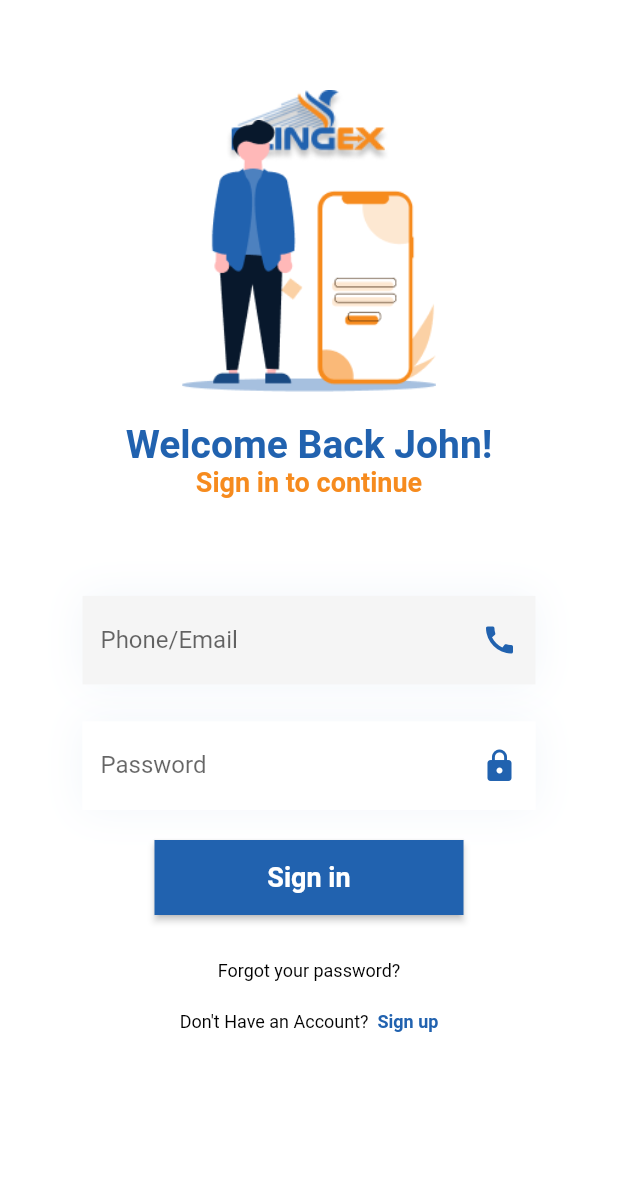
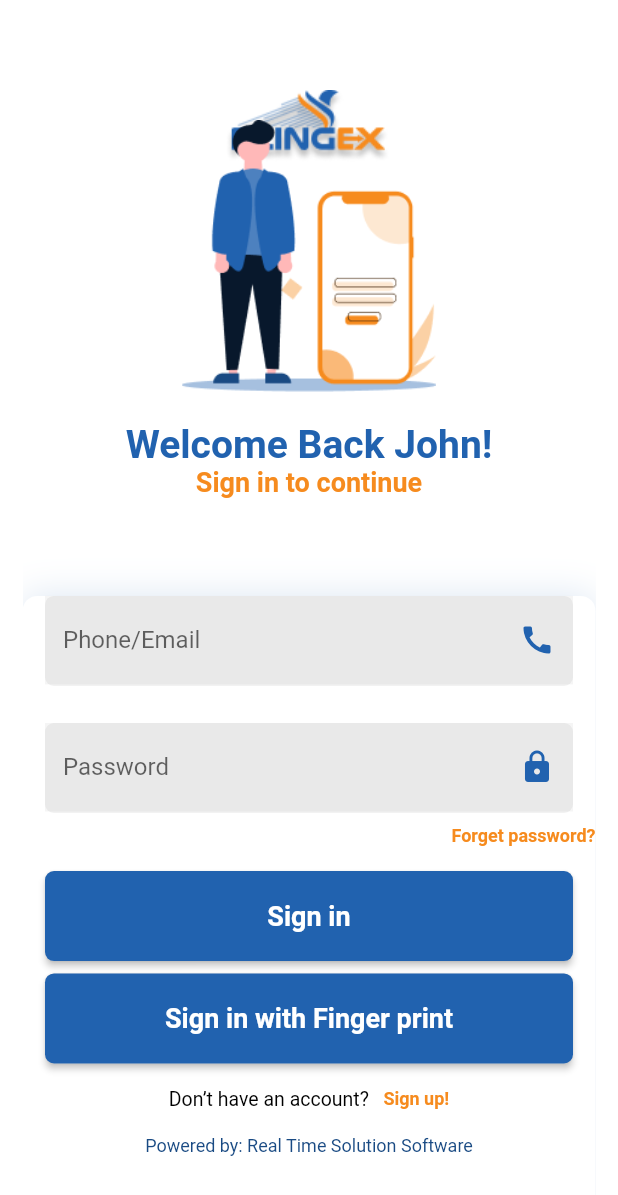
Before and after one commit to mehedimithu/Flingex_App, a Flutter app: the screen it shows after launch, on a phone screen of 412 x 824 dp. Shown: the top 1195 px of the screen. Run offline on Flutter 3.47's test engine with Material 2 defaults, Android fonts, the phone set to English and light mode, and no system bars.

Commit message:
login page added

```diff
--- a/lib/screens/login/login_page.dart
+++ b/lib/screens/login/login_page.dart
@@ -1,3 +1,5 @@
+import 'dart:ui';
+
 import 'package:flutter/material.dart';
 
 class LoginPage extends StatefulWidget {
@@ -70,19 +72,28 @@ class _LoginPageState extends State<LoginPage> {
                   ),
                   SizedBox(height: 5),
                   Container(
+                    width: 384,
+                    height: 420,
                     decoration: BoxDecoration(
-                      borderRadius: BorderRadius.circular(0),
+                      borderRadius: BorderRadius.circular(10),
                       boxShadow: [
                         BoxShadow(
-                          color: Color(0x0f2062af),
-                          blurRadius: 23,
+                          color: Color(0x262062af),
+                          blurRadius: 20,
                           offset: Offset(0, 0),
                         ),
                       ],
                       color: Colors.white,
                     ),
-                    alignment: Alignment.center,
-                    margin: EdgeInsets.symmetric(horizontal: 40),
+                    child: Column(
+                      children: [
+                        Container(
+                          width: 352,
+                          height: 60,
+                          decoration: BoxDecoration(
+                            borderRadius: BorderRadius.circular(6),
+                            color: Color(0xfff2f2f2),
+                          ),
                           child: TextFormField(
                             controller: _emailController,
                             decoration: InputDecoration(
@@ -108,19 +119,12 @@ class _LoginPageState extends State<LoginPage> {
                         ),
                         SizedBox(height: size.height * 0.03),
                         Container(
+                          width: 352,
+                          height: 60,
                           decoration: BoxDecoration(
-                      borderRadius: BorderRadius.circular(0),
-                      boxShadow: [
-                        BoxShadow(
-                          color: Color(0x0f2062af),
-                          blurRadius: 23,
-                          offset: Offset(0, 0),
+                            borderRadius: BorderRadius.circular(6),
+                            color: Color(0xfff2f2f2),
                           ),
-                      ],
-                      color: Colors.white,
-                    ),
-                    alignment: Alignment.center,
-                    margin: EdgeInsets.symmetric(horizontal: 40),
                           child: TextFormField(
                             controller: _passwordController,
                             decoration: InputDecoration(
@@ -132,7 +136,9 @@ class _LoginPageState extends State<LoginPage> {
                               disabledBorder: InputBorder.none,
                               suffixIcon: IconButton(
                                 icon: Icon(
-                            hidePassword == true ? Icons.lock : Icons.lock_open,
+                                  hidePassword == true
+                                      ? Icons.lock
+                                      : Icons.lock_open,
                                   color: Color(0xff2162AF),
                                 ),
                                 onPressed: () {
@@ -141,7 +147,6 @@ class _LoginPageState extends State<LoginPage> {
                                   });
                                 },
                               ),
-                        fillColor: Colors.white60,
                               hintText: 'Password',
                               labelText: 'Password',
                             ),
@@ -150,11 +155,31 @@ class _LoginPageState extends State<LoginPage> {
                             // obscureText: true,
                           ),
                         ),
-                  SizedBox(height: 10),
-                  Container(
-                    alignment: Alignment.center,
-                    margin: EdgeInsets.symmetric(horizontal: 40, vertical: 10),
-                    child: RaisedButton(
+                        SizedBox(height: size.height * 0.01),
+                        Row(
+                          mainAxisAlignment: MainAxisAlignment.end,
+                          children: [
+                            InkWell(
+                              onTap: () {
+                                // Navigator.push(
+                                //     context,
+                                //     MaterialPageRoute(
+                                //         builder: (context) => ForgetPassword()));
+                              },
+                              child: Text(
+                                "Forget password?",
+                                textAlign: TextAlign.right,
+                                style: TextStyle(
+                                  color: Color(0xfff68b1e),
+                                  fontSize: 12,
+                                  fontWeight: FontWeight.w600,
+                                ),
+                              ),
+                            ),
+                          ],
+                        ),
+                        SizedBox(height: size.height * 0.02),
+                        RaisedButton(
                           onPressed: () {
                             // _onFormSubmitted();
                             // Navigator.push(
@@ -165,15 +190,15 @@ class _LoginPageState extends State<LoginPage> {
                             //             )));
                           },
                           shape: RoundedRectangleBorder(
-                          borderRadius: BorderRadius.circular(0)),
+                              borderRadius: BorderRadius.circular(6)),
                           textColor: Colors.white,
                           padding: const EdgeInsets.all(0),
                           child: Container(
                             alignment: Alignment.center,
-                        height: 50.0,
-                        width: size.width * 0.5,
+                            width: 352,
+                            height: 60,
                             decoration: BoxDecoration(
-                            borderRadius: BorderRadius.circular(0),
+                                borderRadius: BorderRadius.circular(6),
                                 color: Color(0xff2162AF)),
                             padding: const EdgeInsets.all(0),
                             child: Text(
@@ -186,31 +211,41 @@ class _LoginPageState extends State<LoginPage> {
                             ),
                           ),
                         ),
-                  ),
-                  SizedBox(height: 10),
-                  Container(
-                    alignment: Alignment.center,
-                    margin: EdgeInsets.symmetric(horizontal: 40, vertical: 10),
-                    child: InkWell(
-                      onTap: () {
+                        SizedBox(height: size.height * 0.01),
+                        RaisedButton(
+                          onPressed: () {
+                            // _onFormSubmitted();
                             // Navigator.push(
                             //     context,
                             //     MaterialPageRoute(
-                        //         builder: (context) => ForgetPassword()));
+                            //         builder: (context) => HomePage(
+                            //               size: MediaQuery.of(context).size,
+                            //             )));
                           },
+                          shape: RoundedRectangleBorder(
+                              borderRadius: BorderRadius.circular(6)),
+                          textColor: Colors.white,
+                          padding: const EdgeInsets.all(0),
+                          child: Container(
+                            alignment: Alignment.center,
+                            width: 352,
+                            height: 60,
+                            decoration: BoxDecoration(
+                                borderRadius: BorderRadius.circular(6),
+                                color: Color(0xff2162AF)),
+                            padding: const EdgeInsets.all(0),
                             child: Text(
-                        "Forgot your password?",
+                              "Sign in with Finger print",
+                              textAlign: TextAlign.center,
                               style: TextStyle(
-                            fontSize: 12,
-                            color: Colors.black,
-                            fontWeight: FontWeight.normal),
+                                  fontWeight: FontWeight.bold,
+                                  fontSize: 18,
+                                  color: Colors.white),
                             ),
                           ),
                         ),
-                  Container(
-                    alignment: Alignment.center,
-                    margin: EdgeInsets.symmetric(horizontal: 40, vertical: 10),
-                    child: GestureDetector(
+                        SizedBox(height: size.height * 0.02),
+                        GestureDetector(
                           onTap: () => {
                             // Navigator.push(
                             //     context,
@@ -221,21 +256,33 @@ class _LoginPageState extends State<LoginPage> {
                             mainAxisAlignment: MainAxisAlignment.center,
                             children: [
                               Text(
-                            "Don't Have an Account?  ",
+                                "Don’t have an account?   ",
                                 style: TextStyle(
-                                fontSize: 12,
+                                    fontSize: 13,
                                     fontWeight: FontWeight.normal,
                                     color: Colors.black),
                               ),
                               Text(
-                            "Sign up",
+                                "Sign up!",
                                 style: TextStyle(
+                                  color: Color(0xfff68b1e),
                                   fontSize: 12,
-                                fontWeight: FontWeight.bold,
-                                color: Color(0xff2162AF)),
+                                  fontWeight: FontWeight.w600,
+                                ),
                               ),
                             ],
                           ),
+                        ),
+                        SizedBox(height: size.height * 0.02),
+
+                        Text(
+                          "Powered by: Real Time Solution Software",
+                          style: TextStyle(
+                            color: Color(0xff194a83),
+                            fontSize: 12,
+                          ),
+                        ),
+                      ],
                     ),
                   ),
                 ],
```
Lines whose indentation alone changed are shown as unchanged.
